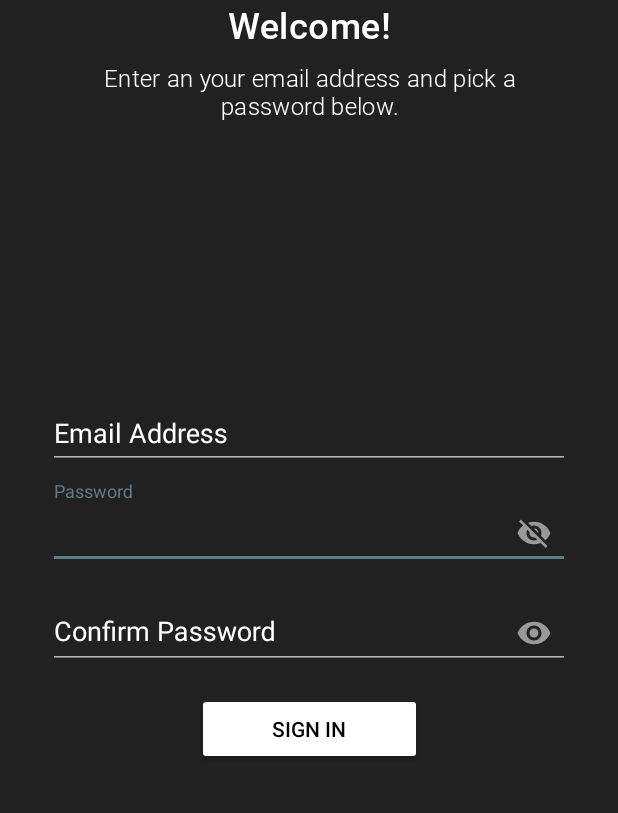
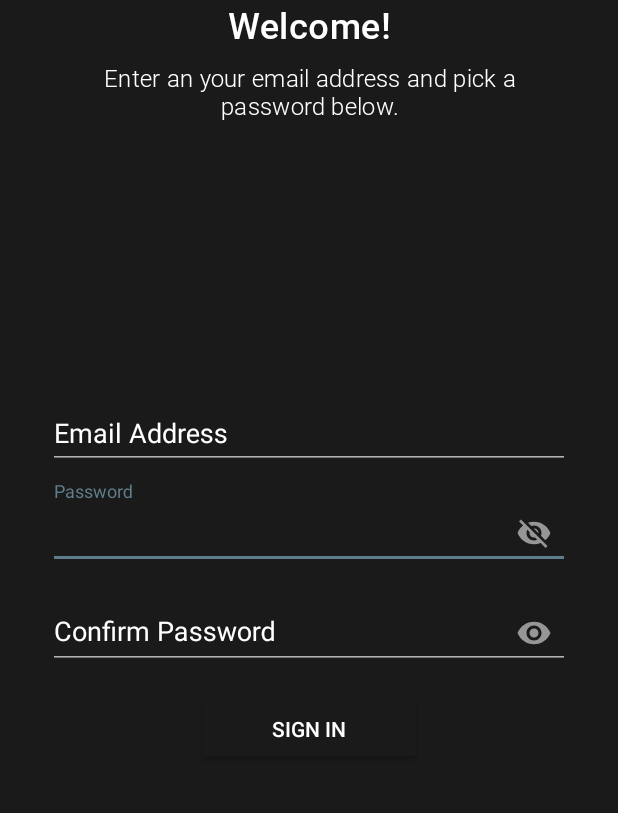
Before and after one commit to MattS8/IRSmartHub, an Android app: the SplashActivity2 screen opened directly, with no data from a screen before it, after a tap on an icon or button, on a phone screen of 412 x 824 dp, the part 423-1236 px from its top. Run offline under Robolectric (Android 15) with nearby library versions, the phone set to English and light mode, and no system bars; our stand-ins replace Firebase (no records; nobody signed in at launch, a user with empty details on screens opened directly), data binding; libraries missing offline, so code that uses them is left out: com.andrognito.flashbar; plain views replace LoadingButton; 5 statements that could not run were skipped; 3 other taps on this screen came first.

Commit message:
Android - Misc
- Added some extra values and resources

```diff
--- /dev/null
+++ b/android/SmartIRHub/app/src/main/res/anim/slide_down.xml
@@ -0,0 +1,5 @@
+<?xml version="1.0" encoding="utf-8"?>
+<translate xmlns:android="http://schemas.android.com/apk/res/android"
+           android:interpolator="@android:anim/accelerate_interpolator"
+           android:fromYDelta="0" android:toYDelta="80%p"
+           android:duration="@android:integer/config_mediumAnimTime"/>
--- /dev/null
+++ b/android/SmartIRHub/app/src/main/res/anim/slide_up.xml
@@ -0,0 +1,5 @@
+<?xml version="1.0" encoding="utf-8"?>
+<translate xmlns:android="http://schemas.android.com/apk/res/android"
+           android:interpolator="@android:anim/decelerate_interpolator"
+           android:fromYDelta="80%p" android:toYDelta="0"
+           android:duration="@android:integer/config_mediumAnimTime"/>
--- a/android/SmartIRHub/app/src/main/res/color/splash_button_bg.xml
+++ b/android/SmartIRHub/app/src/main/res/color/splash_button_bg.xml
@@ -1,9 +1,9 @@
 <?xml version="1.0" encoding="utf-8"?>
 <selector xmlns:android="http://schemas.android.com/apk/res/android">
-    <item android:state_enabled="false" android:color="#80ffffff"/>
-    <item android:state_window_focused="false" android:color="@android:color/white"/>
-    <item android:state_pressed="true" android:color="@android:color/darker_gray"/>
-    <item android:state_selected="true" android:color="@android:color/white"/>
-    <item android:state_activated="true" android:color="@android:color/white"/>
-    <item android:color="@android:color/white"/> <!-- not selected -->
+    <item android:state_enabled="false" android:color="@color/colorPrimary"/>
+    <item android:state_window_focused="false" android:color="@color/colorPrimaryDark"/>
+    <item android:state_pressed="true" android:color="@color/colorPrimaryDark"/>
+    <item android:state_selected="true" android:color="@color/colorPrimaryDark"/>
+    <item android:state_activated="true" android:color="@color/colorPrimaryExtraDark"/>
+    <item android:color="@color/colorPrimaryExtraDark"/> <!-- not selected -->
 </selector>
--- /dev/null
+++ b/android/SmartIRHub/app/src/main/res/drawable/ic_expand_more_white_24dp.xml
@@ -0,0 +1,5 @@
+<vector android:height="24dp" android:tint="#F9FCFF"
+    android:viewportHeight="24.0" android:viewportWidth="24.0"
+    android:width="24dp" xmlns:android="http://schemas.android.com/apk/res/android">
+    <path android:fillColor="#FF000000" android:pathData="M16.59,8.59L12,13.17 7.41,8.59 6,10l6,6 6,-6z"/>
+</vector>
--- a/android/SmartIRHub/app/src/main/res/menu/bottom_nav.xml
+++ b/android/SmartIRHub/app/src/main/res/menu/bottom_nav.xml
@@ -6,7 +6,7 @@
             android:title="@string/title_remotes"/>
 
     <item
-            android:id="@+id/navigation_app_actions"
+            android:id="@+id/navigation_actions"
             android:icon="@drawable/temp_splash_logo"
             android:title="@string/title_actions"/>
 </menu>
--- a/android/SmartIRHub/app/src/main/res/values/colors.xml
+++ b/android/SmartIRHub/app/src/main/res/values/colors.xml
@@ -1,7 +1,9 @@
 <?xml version="1.0" encoding="utf-8"?>
 <resources>
     <color name="colorPrimary">#9E9E9E</color>
-    <color name="colorPrimaryDark">#212121</color>
+    <color name="colorPrimaryDark">#1A1A1A</color>
+    <color name="colorPrimaryExtraDark">#121212</color>
+    <color name="colorCardDark">#212121</color>
     <color name="colorAccent">#607D8B</color>
     <color name="colorControlNormalWhite">#AAFFFFFF</color>
 </resources>
--- a/android/SmartIRHub/app/src/main/res/values/styles.xml
+++ b/android/SmartIRHub/app/src/main/res/values/styles.xml
@@ -62,8 +62,8 @@
 
     <!-- Button Splash SignIn -->
     <style name="Base.V0.Button.SplashSignIn" parent="Widget.AppCompat.Button">
-        <item name="android:textColor">@android:color/primary_text_light</item>
-        <item name="android:textColorHint">@android:color/white</item>
+        <item name="android:textColor">@android:color/white</item>
+        <item name="android:textColorHint">@color/colorControlNormalWhite</item>
         <item name="android:backgroundTint">@color/splash_button_bg</item>
         <item name="android:elevation">2dp</item>
         <item name="android:translationZ">4dp</item>
```
Also changed, not shown: android/SmartIRHub/app/src/main/res/anim/shrink.xml (added, +11 -0 lines), android/SmartIRHub/app/src/main/res/values/strings.xml (+88 -4 lines).
